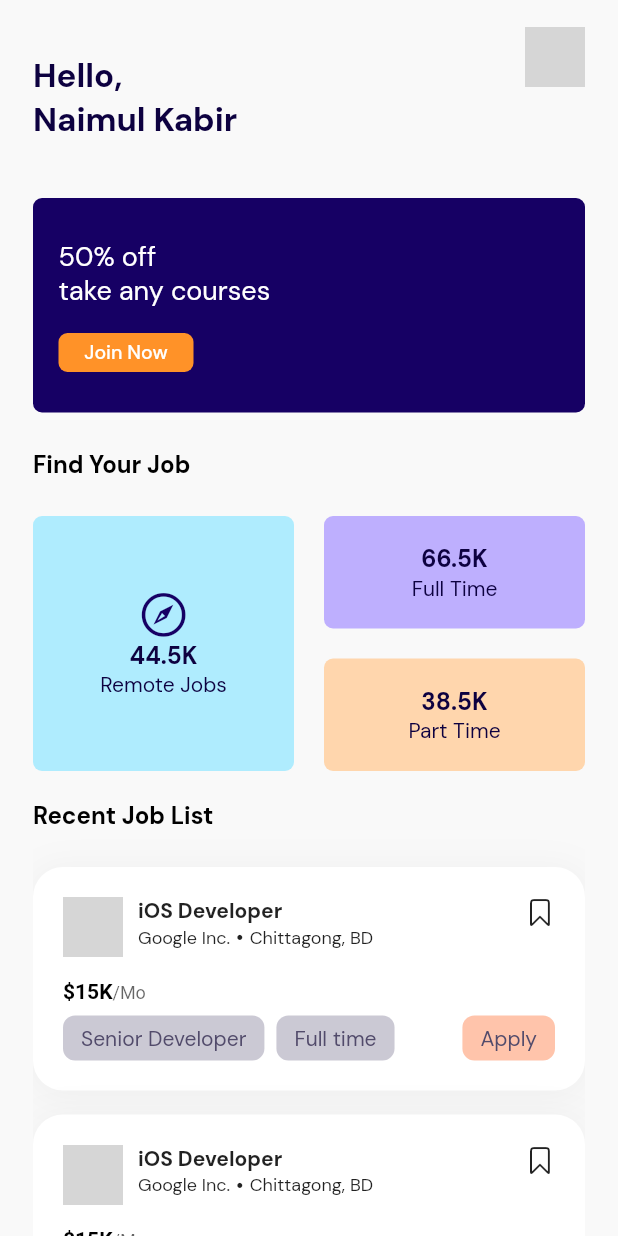
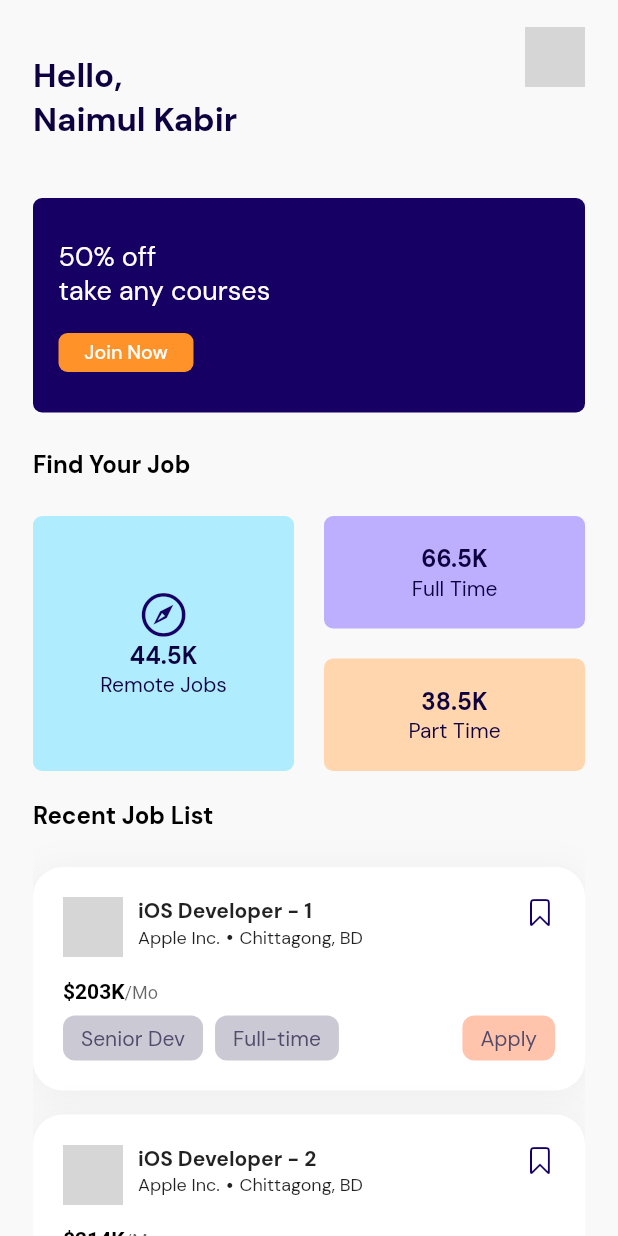
Before and after one commit to kabirnayeem99/job_spot, a Flutter app: the HomeScreen screen opened by its route, on a phone screen of 412 x 824 dp. Run offline on Flutter 3.47's test engine with Material 2 defaults, Android fonts, the phone set to English and light mode, and no system bars; our stand-ins replace fluro, flutter_svg, google_fonts; network calls fail; grey boxes are pictures that could not be loaded.

Commit message:
📦 feat [home]: add home screen

```diff
--- /dev/null
+++ b/lib/domain/entity/job_preview.dart
@@ -0,0 +1,21 @@
+class JobPreview {
+  final String companyLogo;
+  final String jobPostName;
+  final String companyName;
+  final String jobCategory;
+  final String jobType;
+  final bool isSaved;
+  final String monthlySalary;
+  final String location;
+
+  JobPreview({
+    required this.companyLogo,
+    required this.jobPostName,
+    required this.companyName,
+    required this.jobCategory,
+    required this.jobType,
+    required this.monthlySalary,
+    required this.location,
+    this.isSaved = false,
+  });
+}
--- a/lib/ui/home/home_screen.dart
+++ b/lib/ui/home/home_screen.dart
@@ -1,8 +1,10 @@
 import 'package:flutter/cupertino.dart';
 import 'package:flutter/material.dart';
 import 'package:job_spot/common/theme/colors.dart';
-import 'package:job_spot/ui/widgets/chip_button.dart';
+import 'package:job_spot/domain/entity/job_preview.dart';
 import 'package:job_spot/ui/widgets/secondary_action_button.dart';
+
+import 'widgets/job_list_item_container.dart';
 
 const homeScreenNavRouteName = "home_screen/";
 
@@ -228,7 +230,18 @@ class _HomeScreenState extends State<HomeScreen> {
                       shrinkWrap: true,
                       itemCount: 5,
                       itemBuilder: (context, position) {
-                        return const JobListItemContainer();
+                        return JobListItemContainer(
+                          job: JobPreview(
+                            jobCategory: "Senior Dev",
+                            jobPostName: "iOS Developer - ${position + 1}",
+                            monthlySalary: "2${position}${position + 3}K",
+                            companyLogo:
+                                "http://2.bp.blogspot.com/-i4eGD4DSnjQ/T60e7I4WHfI/AAAAAAAACqw/PFbWuA2ONAI/s1600/Apple+Logo+Wallpapers+2.jpg",
+                            companyName: "Apple Inc.",
+                            jobType: "Full-time",
+                            location: "Chittagong, BD",
+                          ),
+                        );
                       },
                     ),
                   ),
@@ -241,124 +254,3 @@ class _HomeScreenState extends State<HomeScreen> {
     );
   }
 }
-
-class JobListItemContainer extends StatelessWidget {
-  const JobListItemContainer({
-    Key? key,
-  }) : super(key: key);
-
-  @override
-  Widget build(BuildContext context) {
-    return Container(
-      padding: const EdgeInsets.all(20.0),
-      margin: const EdgeInsets.symmetric(vertical: 8.0),
-      height: 149.0,
-      width: 335.0,
-      decoration: BoxDecoration(
-        boxShadow: [
-          BoxShadow(
-            color: mercuryBlue.withOpacity(0.5),
-            spreadRadius: 2,
-            blurRadius: 20,
-            offset: const Offset(0, 3),
-          ),
-        ],
-        color: Colors.white,
-        borderRadius: BorderRadius.circular(20.0),
-      ),
-      child: Column(
-        children: [
-          Row(
-            crossAxisAlignment: CrossAxisAlignment.start,
-            children: [
-              ClipRRect(
-                borderRadius: BorderRadius.circular(40.0),
-                child: Image.network(
-                  "https://1000logos.net/wp-content/uploads/2016/10/apple-emblem.jpg",
-                  fit: BoxFit.cover,
-                  height: 40.0,
-                  width: 40.0,
-                ),
-              ),
-              const SizedBox(width: 10.0),
-              Column(
-                crossAxisAlignment: CrossAxisAlignment.start,
-                children: [
-                  const Text(
-                    "iOS Developer",
-                    style: TextStyle(
-                      fontWeight: FontWeight.w700,
-                      fontSize: 14.0,
-                    ),
-                  ),
-                  const SizedBox(width: 4.0),
-                  Row(
-                    children: const [
-                      Text(
-                        "Google Inc.",
-                        style: TextStyle(
-                          fontWeight: FontWeight.w400,
-                          fontSize: 12.0,
-                        ),
-                      ),
-                      SizedBox(width: 4.0),
-                      Text("•"),
-                      SizedBox(width: 4.0),
-                      Text(
-                        "Chittagong, BD",
-                        style: TextStyle(
-                          fontWeight: FontWeight.w400,
-                          fontSize: 12.0,
-                        ),
-                      ),
-                    ],
-                  )
-                ],
-              ),
-              Expanded(child: Container()),
-              const Icon(
-                CupertinoIcons.bookmark,
-                size: 20.0,
-              )
-            ],
-          ),
-          Expanded(child: Container()),
-          Align(
-            alignment: Alignment.topLeft,
-            child: RichText(
-              text: TextSpan(
-                  text: "\$15K",
-                  style: const TextStyle(
-                      color: Colors.black,
-                      fontWeight: FontWeight.w600,
-                      fontSize: 14.0),
-                  children: <TextSpan>[
-                    TextSpan(
-                      text: "/Mo",
-                      style: TextStyle(
-                        color: Colors.black.withOpacity(0.6),
-                        fontSize: 12.0,
-                        fontWeight: FontWeight.w400,
-                      ),
-                    )
-                  ]),
-            ),
-          ),
-          const SizedBox(height: 8.0),
-          Row(
-            children: [
-              const ChipButton(text: "Senior Developer"),
-              const SizedBox(width: 8.0),
-              const ChipButton(text: "Full time"),
-              Expanded(child: Container()),
-              ChipButton(
-                text: "Apply",
-                backgroundColor: orangeBurning.withOpacity(0.4),
-              ),
-            ],
-          )
-        ],
-      ),
-    );
-  }
-}
--- /dev/null
+++ b/lib/ui/home/widgets/job_list_item_container.dart
@@ -0,0 +1,133 @@
+import 'package:flutter/cupertino.dart';
+import 'package:flutter/material.dart';
+import 'package:job_spot/domain/entity/job_preview.dart';
+
+import '../../../common/theme/colors.dart';
+import '../../widgets/chip_button.dart';
+
+class JobListItemContainer extends StatelessWidget {
+  final JobPreview job;
+
+  const JobListItemContainer({
+    Key? key,
+    required this.job,
+  }) : super(key: key);
+
+  @override
+  Widget build(BuildContext context) {
+    return Container(
+      padding: const EdgeInsets.all(20.0),
+      margin: const EdgeInsets.symmetric(vertical: 8.0),
+      height: 149.0,
+      width: 335.0,
+      decoration: BoxDecoration(
+        boxShadow: [
+          BoxShadow(
+            color: mercuryBlue.withOpacity(0.5),
+            spreadRadius: 2,
+            blurRadius: 20,
+            offset: const Offset(0, 3),
+          ),
+        ],
+        color: Colors.white,
+        borderRadius: BorderRadius.circular(20.0),
+      ),
+      child: Column(
+        children: [
+          Row(
+            crossAxisAlignment: CrossAxisAlignment.start,
+            children: [
+              ClipRRect(
+                borderRadius: BorderRadius.circular(40.0),
+                child: Image.network(
+                  job.companyLogo,
+                  fit: BoxFit.cover,
+                  height: 40.0,
+                  width: 40.0,
+                ),
+              ),
+              const SizedBox(width: 10.0),
+              Column(
+                crossAxisAlignment: CrossAxisAlignment.start,
+                children: [
+                  Text(
+                    job.jobPostName,
+                    style: const TextStyle(
+                      fontWeight: FontWeight.w700,
+                      fontSize: 14.0,
+                    ),
+                  ),
+                  const SizedBox(width: 4.0),
+                  Row(
+                    children: [
+                      Text(
+                        job.companyName,
+                        style: const TextStyle(
+                          fontWeight: FontWeight.w400,
+                          fontSize: 12.0,
+                        ),
+                      ),
+                      const SizedBox(width: 4.0),
+                      const Text("•"),
+                      const SizedBox(width: 4.0),
+                      Text(
+                        job.location,
+                        style: const TextStyle(
+                          fontWeight: FontWeight.w400,
+                          fontSize: 12.0,
+                        ),
+                      ),
+                    ],
+                  )
+                ],
+              ),
+              Expanded(child: Container()),
+              Icon(
+                job.isSaved
+                    ? CupertinoIcons.bookmark_fill
+                    : CupertinoIcons.bookmark,
+                color: darkIndigo,
+                size: 20.0,
+              )
+            ],
+          ),
+          Expanded(child: Container()),
+          Align(
+            alignment: Alignment.topLeft,
+            child: RichText(
+              text: TextSpan(
+                  text: "\$${job.monthlySalary}",
+                  style: const TextStyle(
+                      color: Colors.black,
+                      fontWeight: FontWeight.w600,
+                      fontSize: 14.0),
+                  children: <TextSpan>[
+                    TextSpan(
+                      text: "/Mo",
+                      style: TextStyle(
+                        color: Colors.black.withOpacity(0.6),
+                        fontSize: 12.0,
+                        fontWeight: FontWeight.w400,
+                      ),
+                    )
+                  ]),
+            ),
+          ),
+          const SizedBox(height: 8.0),
+          Row(
+            children: [
+              ChipButton(text: job.jobCategory),
+              const SizedBox(width: 8.0),
+              ChipButton(text: job.jobType),
+              Expanded(child: Container()),
+              ChipButton(
+                text: "Apply",
+                backgroundColor: orangeBurning.withOpacity(0.4),
+              ),
+            ],
+          )
+        ],
+      ),
+    );
+  }
+}
```
